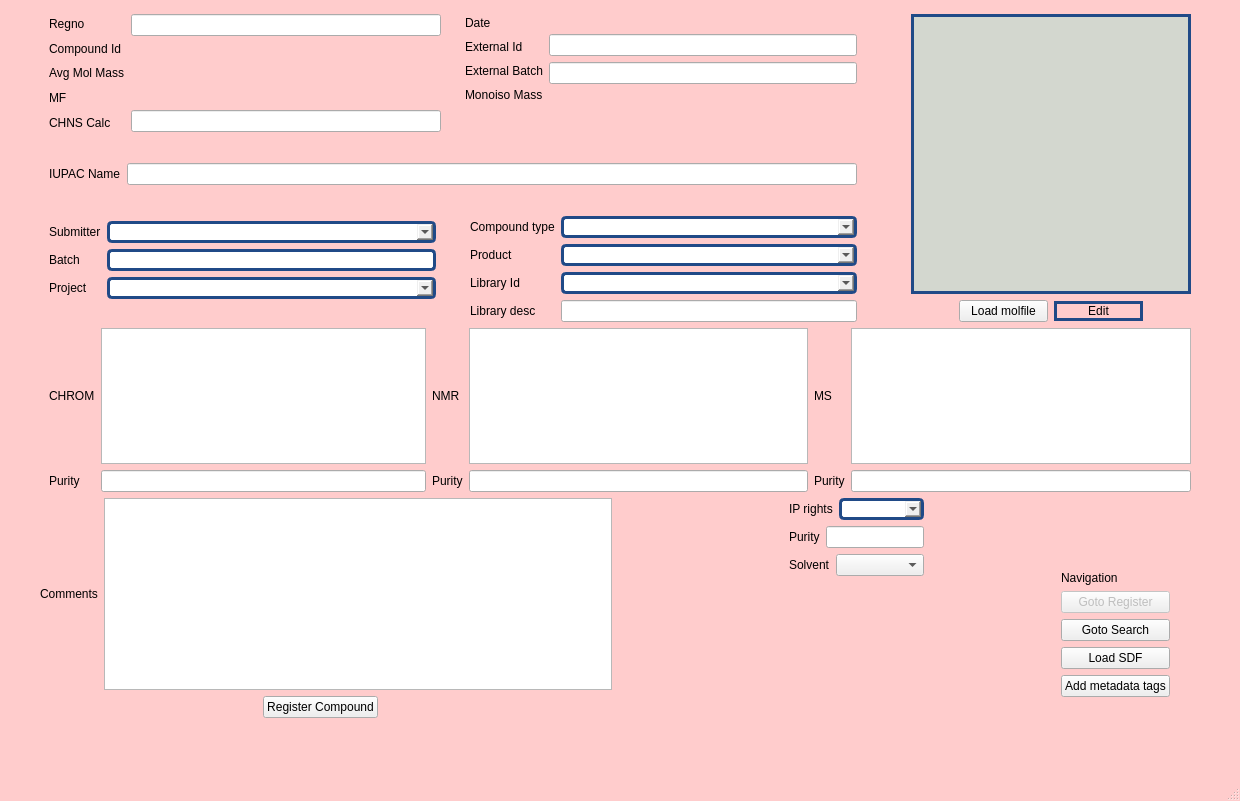
Before: the Qt Designer form chemReg/assets/regchem.ui in dahlbma/scarab_tornado, drawn with Qt 5.
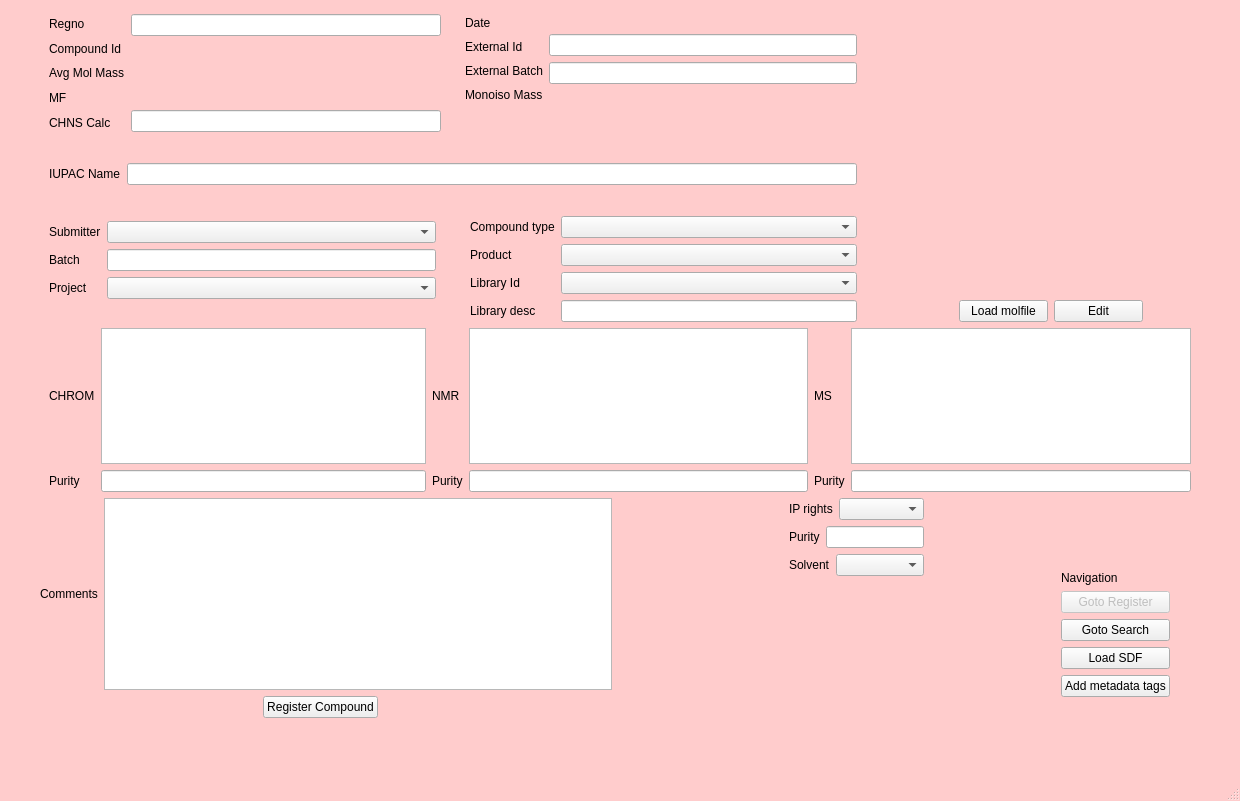
After: the same form once the commit is applied.

Commit message: dynamic stylesheets

```diff
--- a/chemReg/assets/regchem.ui
+++ b/chemReg/assets/regchem.ui
@@ -353,30 +353,51 @@
                   <item>
                    <widget class="QComboBox" name="submitter_cb">
                     <property name="styleSheet">
-                     <string notr="true">border-style: solid;
-border-color: rgb(32, 74, 135);
-border-width: 3px;
-border-radius: 5px;</string>
+                     <string notr="true">[ok='false']{
+	border-style: solid;
+	border-color: rgb(32, 74, 135);
+	border-width: 3px;
+	border-radius: 5px;
+}
+
+[ok='true']{}</string>
+                    </property>
+                    <property name="ok" stdset="0">
+                     <bool>false</bool>
                     </property>
                    </widget>
                   </item>
                   <item>
                    <widget class="QLineEdit" name="batch_eb">
                     <property name="styleSheet">
-                     <string notr="true">border-style: solid;
-border-color: rgb(32, 74, 135);
-border-width: 3px;
-border-radius: 5px;</string>
+                     <string notr="true">[ok='false']{
+	border-style: solid;
+	border-color: rgb(32, 74, 135);
+	border-width: 3px;
+	border-radius: 5px;
+}
+
+[ok='true']{}</string>
+                    </property>
+                    <property name="ok" stdset="0">
+                     <bool>false</bool>
                     </property>
                    </widget>
                   </item>
                   <item>
                    <widget class="QComboBox" name="project_cb">
                     <property name="styleSheet">
-                     <string notr="true">border-style: solid;
-border-color: rgb(32, 74, 135);
-border-width: 3px;
-border-radius: 5px;</string>
+                     <string notr="true">[ok='false']{
+	border-style: solid;
+	border-color: rgb(32, 74, 135);
+	border-width: 3px;
+	border-radius: 5px;
+}
+
+[ok='true']{}</string>
+                    </property>
+                    <property name="ok" stdset="0">
+                     <bool>false</bool>
                     </property>
                    </widget>
                   </item>
@@ -457,30 +478,51 @@
                 <item>
                  <widget class="QComboBox" name="compoundtype_cb">
                   <property name="styleSheet">
-                   <string notr="true">border-style: solid;
-border-color: rgb(32, 74, 135);
-border-width: 3px;
-border-radius: 5px;</string>
+                   <string notr="true">[ok='false']{
+	border-style: solid;
+	border-color: rgb(32, 74, 135);
+	border-width: 3px;
+	border-radius: 5px;
+}
+
+[ok='true']{}</string>
+                  </property>
+                  <property name="ok" stdset="0">
+                   <bool>false</bool>
                   </property>
                  </widget>
                 </item>
                 <item>
                  <widget class="QComboBox" name="product_cb">
                   <property name="styleSheet">
-                   <string notr="true">border-style: solid;
-border-color: rgb(32, 74, 135);
-border-width: 3px;
-border-radius: 5px;</string>
+                   <string notr="true">[ok='false']{
+	border-style: solid;
+	border-color: rgb(32, 74, 135);
+	border-width: 3px;
+	border-radius: 5px;
+}
+
+[ok='true']{}</string>
+                  </property>
+                  <property name="ok" stdset="0">
+                   <bool>false</bool>
                   </property>
                  </widget>
                 </item>
                 <item>
                  <widget class="QComboBox" name="libraryid_cb">
                   <property name="styleSheet">
-                   <string notr="true">border-style: solid;
-border-color: rgb(32, 74, 135);
-border-width: 3px;
-border-radius: 5px;</string>
+                   <string notr="true">[ok='false']{
+	border-style: solid;
+	border-color: rgb(32, 74, 135);
+	border-width: 3px;
+	border-radius: 5px;
+}
+
+[ok='true']{}</string>
+                  </property>
+                  <property name="ok" stdset="0">
+                   <bool>false</bool>
                   </property>
                  </widget>
                 </item>
@@ -567,9 +609,15 @@
              <enum>Qt::ClickFocus</enum>
             </property>
             <property name="styleSheet">
-             <string notr="true">background-color: rgb(211, 215, 207); 
-
-border: 3px solid rgb(32, 74, 135);</string>
+             <string notr="true">[ok='false']{
+	background-color: rgb(211, 215, 207); 
+	border: 3px solid rgb(32, 74, 135);
+}
+[ok='true']{
+	background-color: rgb(211, 215, 207);
+	border: 1px solid black;
+}
+</string>
             </property>
             <property name="frameShape">
              <enum>QFrame::NoFrame</enum>
@@ -610,7 +658,14 @@
             <item>
              <widget class="QPushButton" name="editmol_btn">
               <property name="styleSheet">
-               <string notr="true">border: 3px solid rgb(32, 74, 135);</string>
+               <string notr="true">[ok='false']{
+	border-style: solid;
+	border-color: rgb(32, 74, 135);
+	border-width: 3px;
+	border-radius: 5px;
+}
+
+[ok='true']{}</string>
               </property>
               <property name="text">
                <string>Edit</string>
@@ -940,10 +995,17 @@
                <enum>Qt::StrongFocus</enum>
               </property>
               <property name="styleSheet">
-               <string notr="true">border-style: solid;
-border-color: rgb(32, 74, 135);
-border-width: 3px;
-border-radius: 5px;</string>
+               <string notr="true">[ok='false']{
+	border-style: solid;
+	border-color: rgb(32, 74, 135);
+	border-width: 3px;
+	border-radius: 5px;
+}
+
+[ok='true']{}</string>
+              </property>
+              <property name="ok" stdset="0">
+               <bool>false</bool>
               </property>
              </widget>
             </item>
```
Left out of the diff: 6 changed lines with no effect on the pictures. The commit also changes 1 other file.
